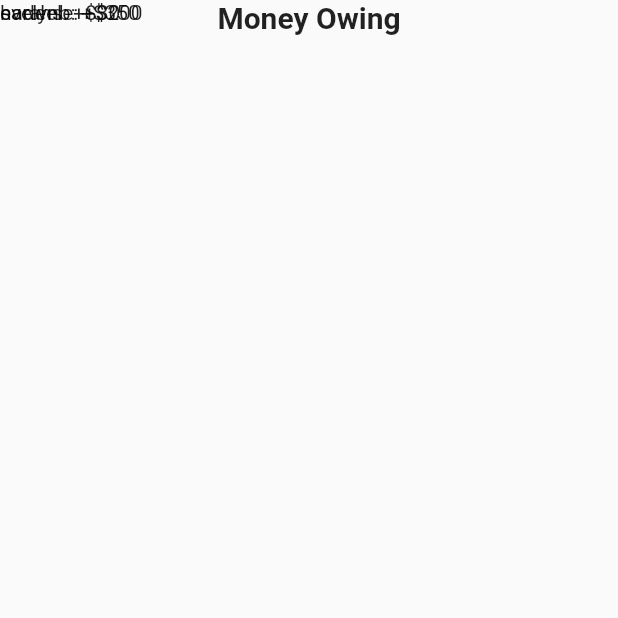
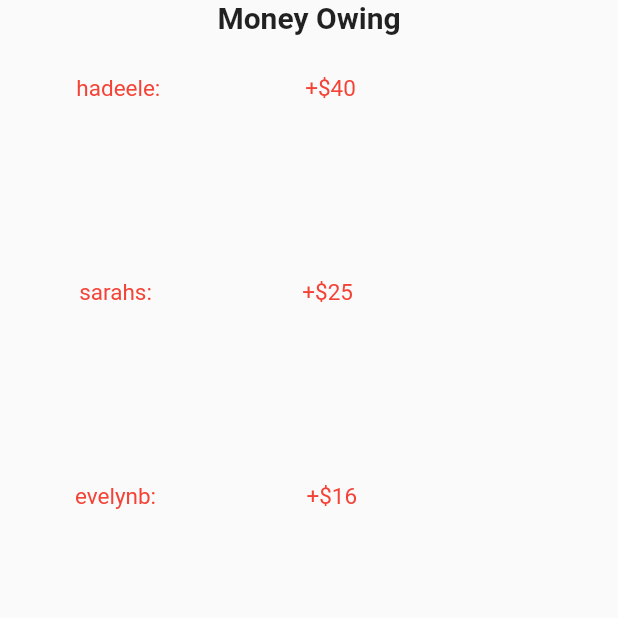
Before and after one commit to hadeelelmadhoon/shehacks4, a Flutter app: the OwingPage screen opened directly, on a phone screen of 412 x 824 dp, the top half of it. Run offline on Flutter 3.47's test engine with Material 2 defaults, Android fonts, the phone set to English and light mode, and no system bars; our stand-ins replace cloud_firestore; accounts and stored records are empty.

Commit message:
final touches

```diff
--- a/shehacks4/lib/owing.dart
+++ b/shehacks4/lib/owing.dart
@@ -28,18 +28,26 @@ class OwingPage extends StatelessWidget {
                 style: TextStyle(fontWeight: FontWeight.bold, fontSize: 20)
                 )
             ),
-            Container(child: Text("hadeele: +\$200\n")),
-            Container(child: Text("sarahs: +\$30\n")),
-            Container(child: Text("evelynb: +\$350\n")),
-            // Text(owesMeString())
-            // Row(children: <Widget>[
-            //   Text(getOwing()),
-            //   Text(getUser("hadeele"))
-            // ]),
-            // Container(
-            //   // alignment: Alignment.topCenter,
-            //   child: Text(getUser("khk"))),
-          ]
+            Column(children: <Widget>[
+              Padding(
+                padding: EdgeInsets.all(50),
+                child: Text("hadeele:                          +\$40\n",
+                textAlign: TextAlign.center,
+                style: TextStyle(fontSize: 15, color: Colors.red,)),
+              ),
+              Padding(
+                padding: EdgeInsets.all(50),
+                child: Text("sarahs:                           +\$25\n",
+                textAlign: TextAlign.center,
+                style: TextStyle(fontSize: 15, color: Colors.red,)),
+              ),
+              Padding(
+                padding: EdgeInsets.all(50),
+              child: Text("evelynb:                           +\$16\n",
+                textAlign: TextAlign.center,
+                style: TextStyle(fontSize: 15, color: Colors.red,)),
+              )
+            ],),]
             ),
         )
       );
```
Also changed, not shown: shehacks4/lib/owed.dart (+27 -42 lines), shehacks4/lib/profile.dart (+26 -1 lines).
